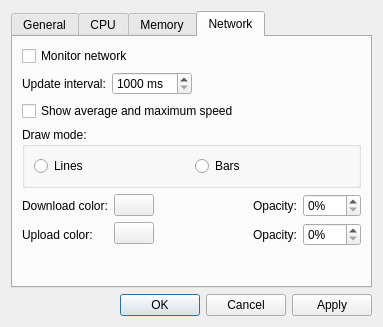
This is settings_dialog.ui in MarioUnoDueTreQuattro/QMonitor as Qt 5 draws it before an edit. The edited form follows.
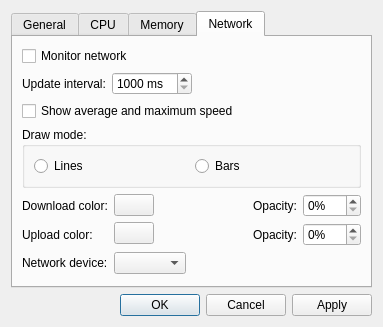
This is the edited form. Custom widgets are drawn as their Qt base class.

Commit message: Network device selection in settings dialog

```diff
--- a/settings_dialog.ui
+++ b/settings_dialog.ui
@@ -963,6 +963,33 @@
          </item>
         </layout>
        </item>
+       <item>
+        <layout class="QHBoxLayout" name="horizontalLayout_8">
+         <item>
+          <widget class="QLabel" name="label">
+           <property name="text">
+            <string>Network device:</string>
+           </property>
+          </widget>
+         </item>
+         <item>
+          <widget class="QComboBox" name="comboNetworkDevice"/>
+         </item>
+         <item>
+          <spacer name="horizontalSpacer_13">
+           <property name="orientation">
+            <enum>Qt::Orientation::Horizontal</enum>
+           </property>
+           <property name="sizeHint" stdset="0">
+            <size>
+             <width>40</width>
+             <height>20</height>
+            </size>
+           </property>
+          </spacer>
+         </item>
+        </layout>
+       </item>
        <item>
         <spacer name="verticalSpacer_2">
          <property name="orientation">
```
The commit also changes 4 other files.
